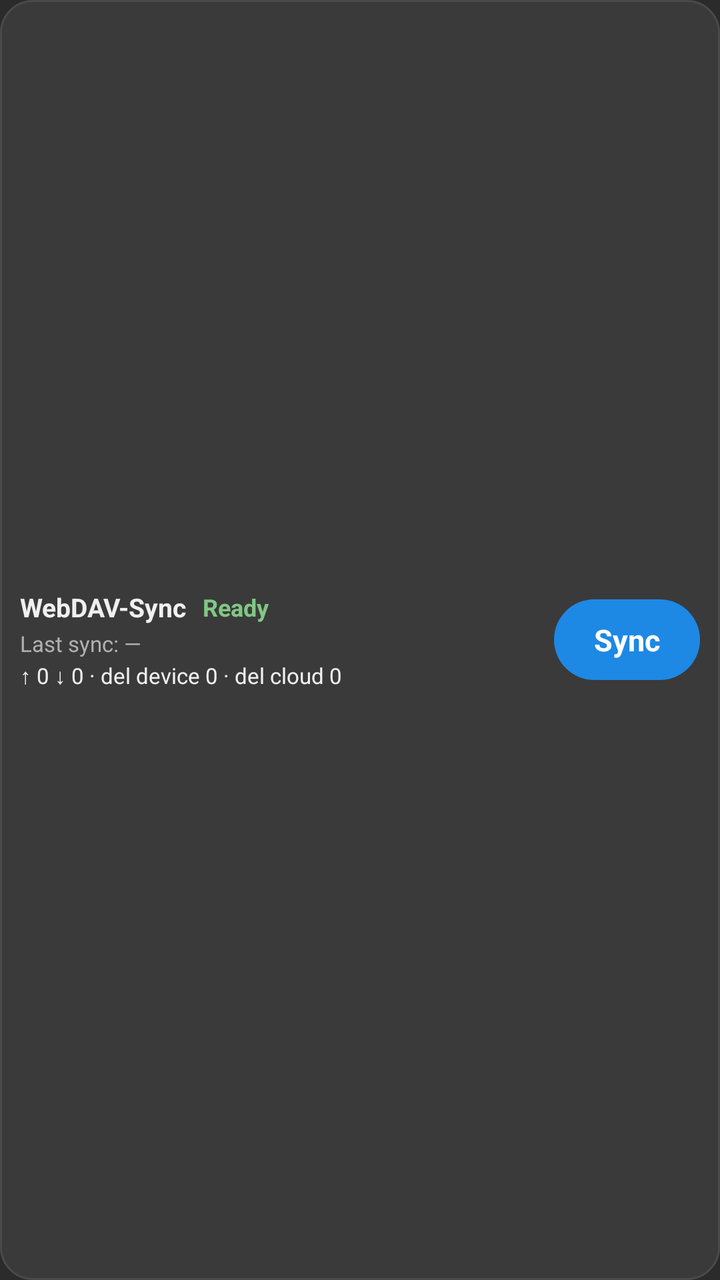
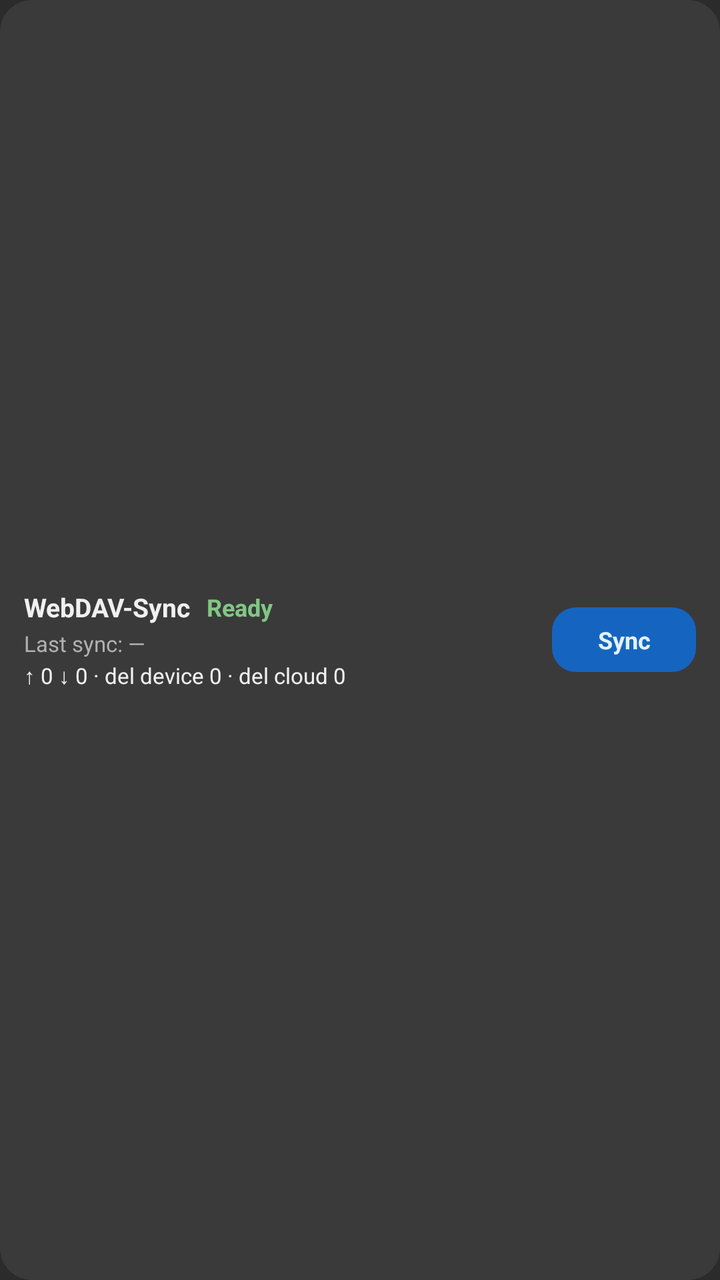

Screens rendered from an Android XML layout before and after an edit, with the pre-edit source and the edit as a unified diff.
<!-- AndroidManifest.xml: application theme Theme.WebDavSync -->
<!-- res/layout/widget_sync_4x1.xml -->
<?xml version="1.0" encoding="utf-8"?>
<LinearLayout xmlns:android="http://schemas.android.com/apk/res/android"
    android:id="@+id/widget_root"
    android:layout_width="match_parent"
    android:layout_height="match_parent"
    android:background="@drawable/widget_background"
    android:gravity="center_vertical"
    android:orientation="horizontal"
    android:paddingHorizontal="10dp"
    android:paddingVertical="6dp">

    <LinearLayout
        android:layout_width="0dp"
        android:layout_height="wrap_content"
        android:layout_weight="1"
        android:orientation="vertical">

        <LinearLayout
            android:layout_width="match_parent"
            android:layout_height="wrap_content"
            android:gravity="center_vertical"
            android:orientation="horizontal">

            <TextView
                android:id="@+id/widget_title"
                android:layout_width="wrap_content"
                android:layout_height="wrap_content"
                android:ellipsize="end"
                android:maxLines="1"
                android:text="@string/widget_title"
                android:textColor="@color/md_theme_on_surface"
                android:textSize="13sp"
                android:textStyle="bold" />

            <TextView
                android:id="@+id/widget_status"
                android:layout_width="wrap_content"
                android:layout_height="wrap_content"
                android:layout_marginStart="8dp"
                android:ellipsize="end"
                android:maxLines="1"
                android:text="@string/widget_status_ready"
                android:textColor="@color/status_ok"
                android:textSize="12sp"
                android:textStyle="bold" />
        </LinearLayout>

        <TextView
            android:id="@+id/widget_last_sync"
            android:layout_width="match_parent"
            android:layout_height="wrap_content"
            android:layout_marginTop="2dp"
            android:ellipsize="end"
            android:maxLines="1"
            android:text="@string/widget_last_sync_none"
            android:textColor="@color/status_off"
            android:textSize="11sp" />

        <TextView
            android:id="@+id/widget_changes_label"
            android:layout_width="0dp"
            android:layout_height="0dp"
            android:visibility="gone" />

        <TextView
            android:id="@+id/widget_changes"
            android:layout_width="match_parent"
            android:layout_height="wrap_content"
            android:layout_marginTop="1dp"
            android:ellipsize="end"
            android:maxLines="1"
            android:text="@string/widget_changes_placeholder"
            android:textColor="@color/md_theme_on_surface"
            android:textSize="11sp" />
    </LinearLayout>

    <TextView
        android:id="@+id/widget_sync_button"
        android:layout_width="wrap_content"
        android:layout_height="wrap_content"
        android:layout_marginStart="10dp"
        android:background="@drawable/widget_button_background"
        android:gravity="center"
        android:minWidth="72dp"
        android:minHeight="40dp"
        android:paddingHorizontal="20dp"
        android:paddingVertical="10dp"
        android:text="@string/widget_sync"
        android:textAllCaps="false"
        android:textColor="@color/widget_button_text"
        android:textSize="15sp"
        android:textStyle="bold" />
</LinearLayout>
<!-- resources referenced by this layout -->
<resources>
  <color name="md_theme_on_surface">#F0F0F0</color>
  <color name="status_off">#B0B0B0</color>
  <color name="status_ok">#81C784</color>
  <color name="widget_button_text">#FFFFFF</color>
  <!-- drawable widget_background (drawable) -->
  <?xml version="1.0" encoding="utf-8"?>
  <shape xmlns:android="http://schemas.android.com/apk/res/android"
      android:shape="rectangle">
      <solid android:color="@color/md_theme_surface_card" />
      <corners android:radius="16dp" />
      <stroke
          android:width="1dp"
          android:color="#4A4A4A" />
  </shape>
  <!-- drawable widget_button_background (drawable) -->
  <?xml version="1.0" encoding="utf-8"?>
  <shape xmlns:android="http://schemas.android.com/apk/res/android"
      android:shape="rectangle">
      <solid android:color="@color/widget_button_background" />
      <corners android:radius="28dp" />
  </shape>
  <string name="widget_changes_placeholder">↑ 0  ↓ 0  ·  del device 0  ·  del cloud 0</string>
  <string name="widget_last_sync_none">Last sync: —</string>
  <string name="widget_status_ready">Ready</string>
  <string name="widget_sync">Sync</string>
  <string name="widget_title">WebDAV-Sync</string>
  <style name="Theme.WebDavSync" parent="Theme.Material3.Dark.NoActionBar">
          <item name="colorPrimary">@color/md_theme_primary</item>
          <item name="colorOnPrimary">@color/md_theme_on_primary</item>
          <item name="colorPrimaryContainer">@color/md_theme_primary_container</item>
          <item name="colorOnPrimaryContainer">@color/md_theme_on_primary_container</item>
          <item name="colorSecondary">@color/md_theme_secondary</item>
          <item name="colorOnSecondary">@color/md_theme_on_secondary</item>
          <item name="android:statusBarColor">@color/md_theme_surface</item>
          <item name="android:navigationBarColor">@color/md_theme_surface</item>
          <item name="android:windowBackground">@color/md_theme_surface</item>
          <item name="android:colorBackground">@color/md_theme_surface</item>
          <item name="colorSurface">@color/md_theme_surface_card</item>
          <item name="colorSurfaceVariant">@color/md_theme_surface</item>
          <item name="colorOnSurface">@color/md_theme_on_surface</item>
          <item name="android:textColorPrimary">@color/md_theme_on_surface</item>
          <item name="android:textColorSecondary">@color/status_off</item>
      </style>
  <color name="md_theme_surface_card">#3A3A3A</color>
  <color name="widget_button_background">#1E88E5</color>
  <color name="md_theme_primary">#64B5F6</color>
  <color name="md_theme_on_primary">#0D1B2A</color>
  <color name="md_theme_primary_container">#1565C0</color>
  <color name="md_theme_on_primary_container">#E3F2FD</color>
  <color name="md_theme_secondary">#81C784</color>
  <color name="md_theme_on_secondary">#0A1F0D</color>
  <color name="md_theme_surface">#2B2B2B</color>
</resources>

<!-- the commit's change to res/layout/widget_sync_4x1.xml (unified diff, before → after) -->
@@ -6,8 +6,8 @@
     android:background="@drawable/widget_background"
     android:gravity="center_vertical"
     android:orientation="horizontal"
-    android:paddingHorizontal="10dp"
-    android:paddingVertical="6dp">
+    android:paddingHorizontal="12dp"
+    android:paddingVertical="8dp">
 
     <LinearLayout
         android:layout_width="0dp"
@@ -74,20 +74,19 @@
             android:textSize="11sp" />
     </LinearLayout>
 
+    
     <TextView
         android:id="@+id/widget_sync_button"
         android:layout_width="wrap_content"
         android:layout_height="wrap_content"
-        android:layout_marginStart="10dp"
+        android:layout_marginStart="8dp"
         android:background="@drawable/widget_button_background"
         android:gravity="center"
         android:minWidth="72dp"
-        android:minHeight="40dp"
-        android:paddingHorizontal="20dp"
-        android:paddingVertical="10dp"
+        android:paddingHorizontal="12dp"
+        android:paddingVertical="8dp"
         android:text="@string/widget_sync"
-        android:textAllCaps="false"
-        android:textColor="@color/widget_button_text"
-        android:textSize="15sp"
+        android:textColor="@color/md_theme_on_primary_container"
+        android:textSize="12sp"
         android:textStyle="bold" />
 </LinearLayout>
<!-- resource entries referenced after the edit -->
@@ -1,25 +1,22 @@
 <!-- resources referenced by this layout -->
 <resources>
+  <color name="md_theme_on_primary_container">#E3F2FD</color>
   <color name="md_theme_on_surface">#F0F0F0</color>
   <color name="status_off">#B0B0B0</color>
   <color name="status_ok">#81C784</color>
-  <color name="widget_button_text">#FFFFFF</color>
   <!-- drawable widget_background (drawable) -->
   <?xml version="1.0" encoding="utf-8"?>
   <shape xmlns:android="http://schemas.android.com/apk/res/android"
       android:shape="rectangle">
       <solid android:color="@color/md_theme_surface_card" />
       <corners android:radius="16dp" />
-      <stroke
-          android:width="1dp"
-          android:color="#4A4A4A" />
   </shape>
   <!-- drawable widget_button_background (drawable) -->
   <?xml version="1.0" encoding="utf-8"?>
   <shape xmlns:android="http://schemas.android.com/apk/res/android"
       android:shape="rectangle">
-      <solid android:color="@color/widget_button_background" />
-      <corners android:radius="28dp" />
+      <solid android:color="@color/md_theme_primary_container" />
+      <corners android:radius="12dp" />
   </shape>
   <string name="widget_changes_placeholder">↑ 0  ↓ 0  ·  del device 0  ·  del cloud 0</string>
   <string name="widget_last_sync_none">Last sync: —</string>
@@ -44,11 +41,9 @@
           <item name="android:textColorSecondary">@color/status_off</item>
       </style>
   <color name="md_theme_surface_card">#3A3A3A</color>
-  <color name="widget_button_background">#1E88E5</color>
+  <color name="md_theme_primary_container">#1565C0</color>
   <color name="md_theme_primary">#64B5F6</color>
   <color name="md_theme_on_primary">#0D1B2A</color>
-  <color name="md_theme_primary_container">#1565C0</color>
-  <color name="md_theme_on_primary_container">#E3F2FD</color>
   <color name="md_theme_secondary">#81C784</color>
   <color name="md_theme_on_secondary">#0A1F0D</color>
   <color name="md_theme_surface">#2B2B2B</color>
